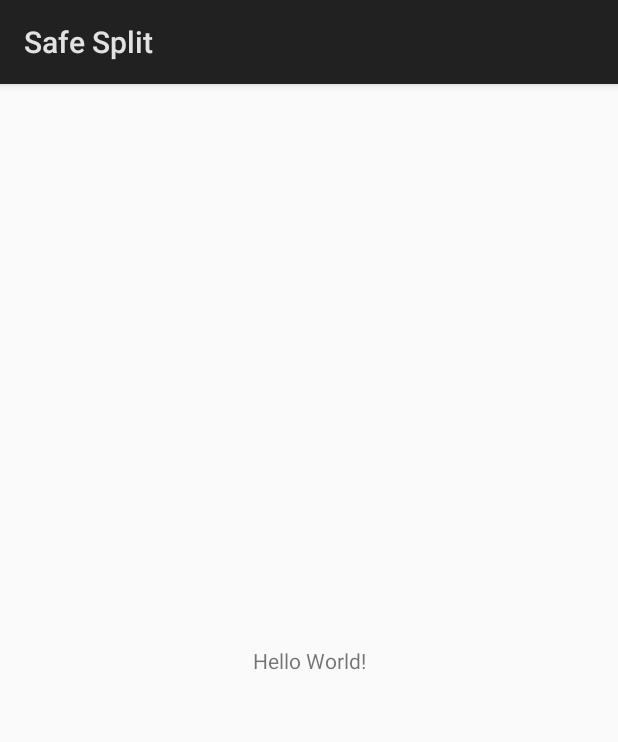
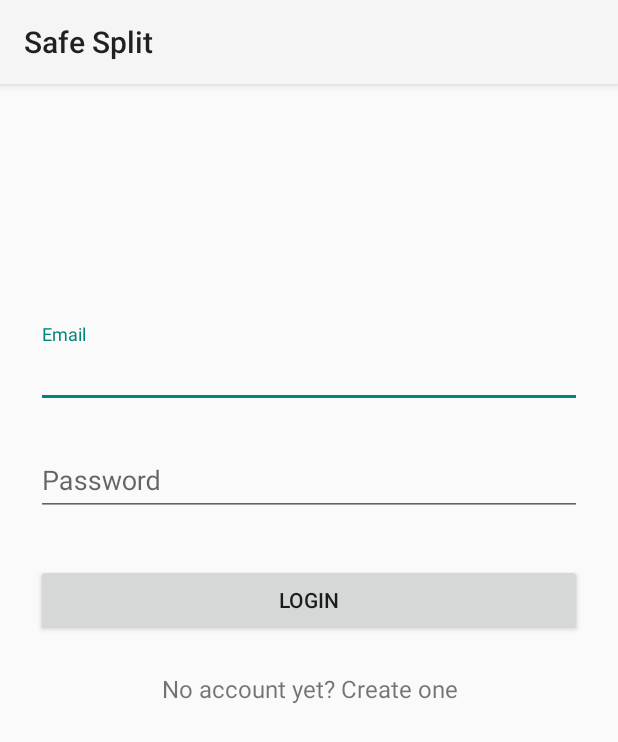
Before and after one commit to hussu97/SafeSplit, an Android app: the screen it shows after launch (SignInActivity), on a phone screen of 412 x 824 dp. Shown: the top 742 px of the screen. Run offline under Robolectric (Android 15) with nearby library versions, the phone set to English and light mode, and no system bars.

Commit message:
changed signIn activity

```diff
--- a/app/src/main/AndroidManifest.xml
+++ b/app/src/main/AndroidManifest.xml
@@ -8,7 +8,7 @@
         android:label="@string/app_name"
         android:roundIcon="@mipmap/ic_launcher_round"
         android:supportsRtl="true"
-        android:theme="@style/AppTheme">
+        android:theme="@style/Theme.AppCompat.Light">
         <activity android:name=".SignInActivity">
             <intent-filter>
                 <action android:name="android.intent.action.MAIN" />
--- a/app/src/main/java/com/example/b00063271/safesplit/Database/BillDB.java
+++ b/app/src/main/java/com/example/b00063271/safesplit/Database/BillDB.java
@@ -65,7 +65,7 @@ public class BillDB {
                 String key = dataSnapshot.getKey();
                 Bill bill = dataSnapshot.getValue(Bill.class);
                 bill.setID(key);
-                context.updateGetBillListener(bill);
+                //context.updateGetBillListener(bill);
             }
 
             @Override
@@ -82,7 +82,7 @@ public class BillDB {
                 for( DataSnapshot ds: dataSnapshot.getChildren()){
                     friends.add(getBill(ds.getKey()));
                 }
-                context.updateBillUsersList(friends);
+                //context.updateBillUsersList(friends);
             }
 
             @Override
--- a/app/src/main/java/com/example/b00063271/safesplit/Database/UserDB.java
+++ b/app/src/main/java/com/example/b00063271/safesplit/Database/UserDB.java
@@ -60,7 +60,7 @@ public class UserDB {
                 String key = dataSnapshot.getKey();
                 User user = dataSnapshot.getValue(User.class);
                 user.setID(key);
-                context.updateGetUserListener(user);
+                //context.updateGetUserListener(user);
             }
 
             @Override
@@ -77,7 +77,7 @@ public class UserDB {
                 for( DataSnapshot ds: dataSnapshot.getChildren()){
                     friends.add(getUser(ds.getKey()));
                 }
-                context.updateUserList(friends);
+                //context.updateUserList(friends);
             }
 
             @Override
--- a/app/src/main/java/com/example/b00063271/safesplit/SignInActivity.java
+++ b/app/src/main/java/com/example/b00063271/safesplit/SignInActivity.java
@@ -1,78 +1,136 @@
 package com.example.b00063271.safesplit;
 
 import android.app.Activity;
+import android.app.ProgressDialog;
+import android.os.Bundle;
+import android.support.v7.app.AppCompatActivity;
+import android.util.Log;
+
 import android.content.Intent;
-import android.os.Bundle;
-import android.util.Log;
 import android.view.View;
+import android.widget.Button;
+import android.widget.EditText;
+import android.widget.TextView;
+import android.widget.Toast;
 
-import com.firebase.ui.auth.AuthUI;
-import com.firebase.ui.auth.IdpResponse;
-import com.google.firebase.auth.FirebaseAuth;
-import com.google.firebase.auth.FirebaseUser;
+public class SignInActivity extends AppCompatActivity {
+    private static final String TAG = "LoginActivity";
+    private static final int REQUEST_SIGNUP = 0;
 
-import java.util.Arrays;
-import java.util.List;
-
-
-public class SignInActivity extends Activity implements View.OnClickListener{
-
-    private int RC_SIGN_IN = 123;
+    private EditText emailEditText;
+    private EditText passwordEditText;
+    private Button loginButton;
+    private TextView signupLink;
     @Override
-    protected void onCreate(Bundle savedInstanceState) {
+    public void onCreate(Bundle savedInstanceState) {
         super.onCreate(savedInstanceState);
         setContentView(R.layout.activity_sign_in);
+        emailEditText = (EditText)findViewById(R.id.input_email);
+        passwordEditText = (EditText)findViewById(R.id.input_password);
+        loginButton = (Button)findViewById(R.id.btn_login);
+        signupLink = (TextView)findViewById(R.id.link_signup);
+        loginButton.setOnClickListener(new View.OnClickListener() {
+
+            @Override
+            public void onClick(View v) {
+                login();
+            }
+        });
+
+        signupLink.setOnClickListener(new View.OnClickListener() {
+            @Override
+            public void onClick(View v) {
+                // Start the Signup activity
+                //Intent intent = new Intent(getApplicationContext(), SignupActivity.class);
+                //startActivityForResult(intent, REQUEST_SIGNUP);
+                finish();
+                overridePendingTransition(R.anim.push_left_in, R.anim.push_left_out);
+            }
+        });
     }
 
-    @Override
-    protected void onResume() {
-        super.onResume();
-        FirebaseAuth auth = FirebaseAuth.getInstance();
-        if (auth.getCurrentUser() != null) {
-            // already signed in
-            startActivity(new Intent(this,SignOutActivity.class));
-        } else {
-            List<AuthUI.IdpConfig> providers = Arrays.asList(
-                    new AuthUI.IdpConfig.EmailBuilder().build(),
-                    new AuthUI.IdpConfig.GoogleBuilder().build());
-            // Create and launch sign-in intent
-            startActivityForResult(
-                    AuthUI.getInstance()
-                            .createSignInIntentBuilder()
-                            .setAvailableProviders(providers)
-                            .build(),
-                    RC_SIGN_IN);
+    public void login() {
+        Log.d(TAG, "Login");
+
+        if (!validate()) {
+            onLoginFailed();
+            return;
         }
+
+        loginButton.setEnabled(false);
+
+        final ProgressDialog progressDialog = new ProgressDialog(SignInActivity.this,
+                R.style.AppTheme);
+        progressDialog.setIndeterminate(true);
+        progressDialog.setMessage("Authenticating...");
+        progressDialog.show();
+
+        String email = emailEditText.getText().toString();
+        String password = passwordEditText.getText().toString();
+
+        // TODO: Implement your own authentication logic here.
+
+        new android.os.Handler().postDelayed(
+                new Runnable() {
+                    public void run() {
+                        // On complete call either onLoginSuccess or onLoginFailed
+                        onLoginSuccess();
+                        // onLoginFailed();
+                        progressDialog.dismiss();
+                    }
+                }, 3000);
     }
+
 
     @Override
     protected void onActivityResult(int requestCode, int resultCode, Intent data) {
-        super.onActivityResult(requestCode, resultCode, data);
+        if (requestCode == REQUEST_SIGNUP) {
+            if (resultCode == RESULT_OK) {
 
-        if (requestCode == RC_SIGN_IN) {
-            IdpResponse response = IdpResponse.fromResultIntent(data);
-
-            if (resultCode == RESULT_OK) {
-                // Successfully signed in
-                FirebaseUser user = FirebaseAuth.getInstance().getCurrentUser();
-                startActivity(new Intent(this,SignOutActivity.class));
-            } else {
-                // Sign in failed. If response is null the user canceled the
-                // sign-in flow using the back button. Otherwise check
-                // response.getError().getErrorCode() and handle the error.
-                // ...
-                Log.d("SignIN","Error happen");
+                // TODO: Implement successful signup logic here
+                // By default we just finish the Activity and log them in automatically
+                this.finish();
             }
         }
     }
 
     @Override
-    protected void onPause() {
-        super.onPause();
+    public void onBackPressed() {
+        // Disable going back to the MainActivity
+        moveTaskToBack(true);
     }
 
-    @Override
-    public void onClick(View view) {
+    public void onLoginSuccess() {
+        loginButton.setEnabled(true);
+        finish();
+    }
 
+    public void onLoginFailed() {
+        Toast.makeText(getBaseContext(), "Login failed", Toast.LENGTH_LONG).show();
+
+        loginButton.setEnabled(true);
+    }
+
+    public boolean validate() {
+        boolean valid = true;
+
+        String email = emailEditText.getText().toString();
+        String password = passwordEditText.getText().toString();
+
+        if (email.isEmpty() || !android.util.Patterns.EMAIL_ADDRESS.matcher(email).matches()) {
+            emailEditText.setError("enter a valid email address");
+            valid = false;
+        } else {
+            emailEditText.setError(null);
+        }
+
+        if (password.isEmpty() || password.length() < 4 || password.length() > 10) {
+            passwordEditText.setError("between 4 and 10 alphanumeric characters");
+            valid = false;
+        } else {
+            passwordEditText.setError(null);
+        }
+
+        return valid;
     }
 }
--- a/app/src/main/java/com/example/b00063271/safesplit/SignOutActivity.java
+++ b/app/src/main/java/com/example/b00063271/safesplit/SignOutActivity.java
@@ -52,9 +52,9 @@ public class SignOutActivity extends Activity implements View.OnClickListener{
                 break;
             case R.id.addUser:
                 List<String>l = Arrays.asList("1","2");
-                UserDB.addUser(new User("Hussain",1234,l));
+               // UserDB.addUser(new User("Hussain",1234,l));
                 List<String>el = Arrays.asList("1","2");
-                BillDB.addBill(new Bill(el,234.56));
+               // BillDB.addBill(new Bill(el,234.56));
         }
     }
 }
--- /dev/null
+++ b/app/src/main/res/anim/push_left_in.xml
@@ -0,0 +1,8 @@
+<?xml version="1.0" encoding="utf-8"?>
+<set xmlns:android="http://schemas.android.com/apk/res/android">
+    <translate
+        android:duration="500"
+        android:fromXDelta="100%p"
+        android:toXDelta="0" />
+
+</set>
--- a/app/src/main/res/layout/activity_sign_in.xml
+++ b/app/src/main/res/layout/activity_sign_in.xml
@@ -1,18 +1,65 @@
 <?xml version="1.0" encoding="utf-8"?>
-<android.support.constraint.ConstraintLayout xmlns:android="http://schemas.android.com/apk/res/android"
-    xmlns:app="http://schemas.android.com/apk/res-auto"
-    xmlns:tools="http://schemas.android.com/tools"
-    android:layout_width="match_parent"
-    android:layout_height="match_parent"
-    tools:context=".SignInActivity">
+<ScrollView xmlns:android="http://schemas.android.com/apk/res/android"
+    android:layout_width="fill_parent"
+    android:layout_height="fill_parent"
+    android:fitsSystemWindows="true">
 
-    <TextView
-        android:layout_width="wrap_content"
+    <LinearLayout
+        android:orientation="vertical"
+        android:layout_width="match_parent"
         android:layout_height="wrap_content"
-        android:text="Hello World!"
-        app:layout_constraintBottom_toBottomOf="parent"
-        app:layout_constraintLeft_toLeftOf="parent"
-        app:layout_constraintRight_toRightOf="parent"
-        app:layout_constraintTop_toTopOf="parent" />
+        android:paddingTop="56dp"
+        android:paddingLeft="24dp"
+        android:paddingRight="24dp">
 
-</android.support.constraint.ConstraintLayout>
+        <ImageView
+            android:layout_width="wrap_content"
+            android:layout_height="72dp"
+            android:layout_marginBottom="24dp"
+            android:layout_gravity="center_horizontal" />
+
+        <!--  Email Label -->
+        <android.support.design.widget.TextInputLayout
+            android:layout_width="match_parent"
+            android:layout_height="wrap_content"
+            android:layout_marginTop="8dp"
+            android:layout_marginBottom="8dp">
+            <EditText android:id="@+id/input_email"
+                android:layout_width="match_parent"
+                android:layout_height="wrap_content"
+                android:inputType="textEmailAddress"
+                android:hint="Email" />
+        </android.support.design.widget.TextInputLayout>
+
+        <!--  Password Label -->
+        <android.support.design.widget.TextInputLayout
+            android:layout_width="match_parent"
+            android:layout_height="wrap_content"
+            android:layout_marginTop="8dp"
+            android:layout_marginBottom="8dp">
+            <EditText android:id="@+id/input_password"
+                android:layout_width="match_parent"
+                android:layout_height="wrap_content"
+                android:inputType="textPassword"
+                android:hint="Password"/>
+        </android.support.design.widget.TextInputLayout>
+
+        <android.support.v7.widget.AppCompatButton
+            android:id="@+id/btn_login"
+            android:layout_width="fill_parent"
+            android:layout_height="wrap_content"
+            android:layout_marginTop="24dp"
+            android:layout_marginBottom="24dp"
+            android:padding="12dp"
+            android:text="Login"/>
+
+        <TextView android:id="@+id/link_signup"
+            android:layout_width="fill_parent"
+            android:layout_height="wrap_content"
+            android:layout_marginBottom="24dp"
+            android:text="No account yet? Create one"
+            android:gravity="center"
+            android:textSize="16dip"/>
+
+    </LinearLayout>
+</ScrollView>
```
Also changed, not shown: app/src/main/res/anim/push_left_out.xml (added, +7 -0 lines).
